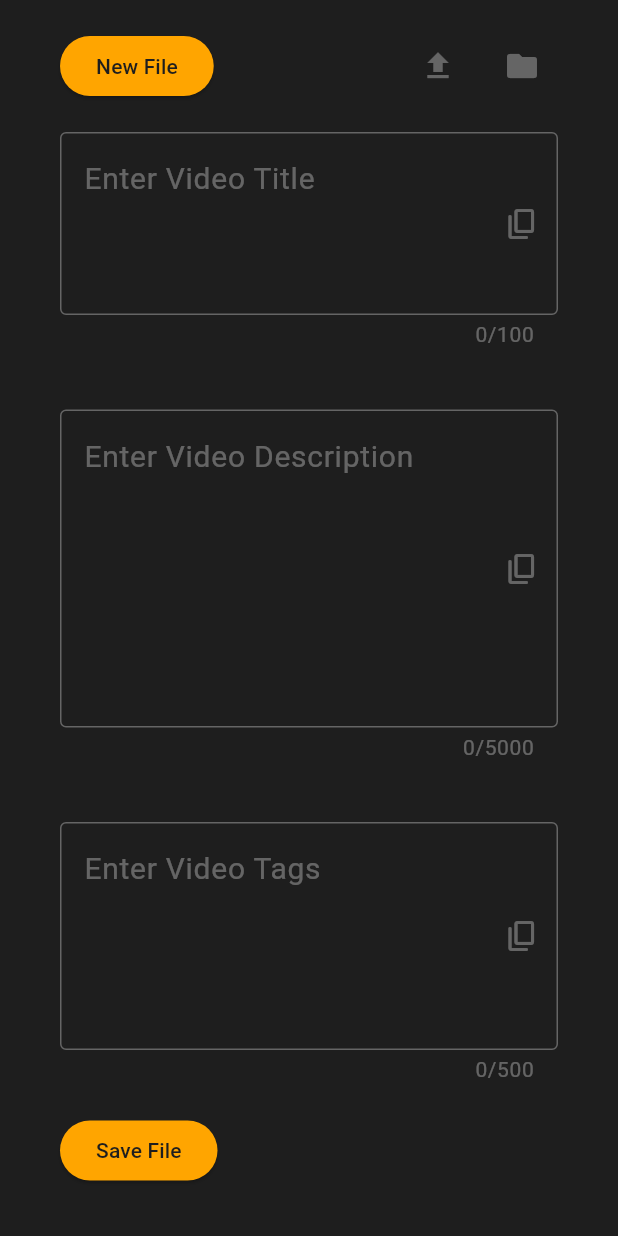
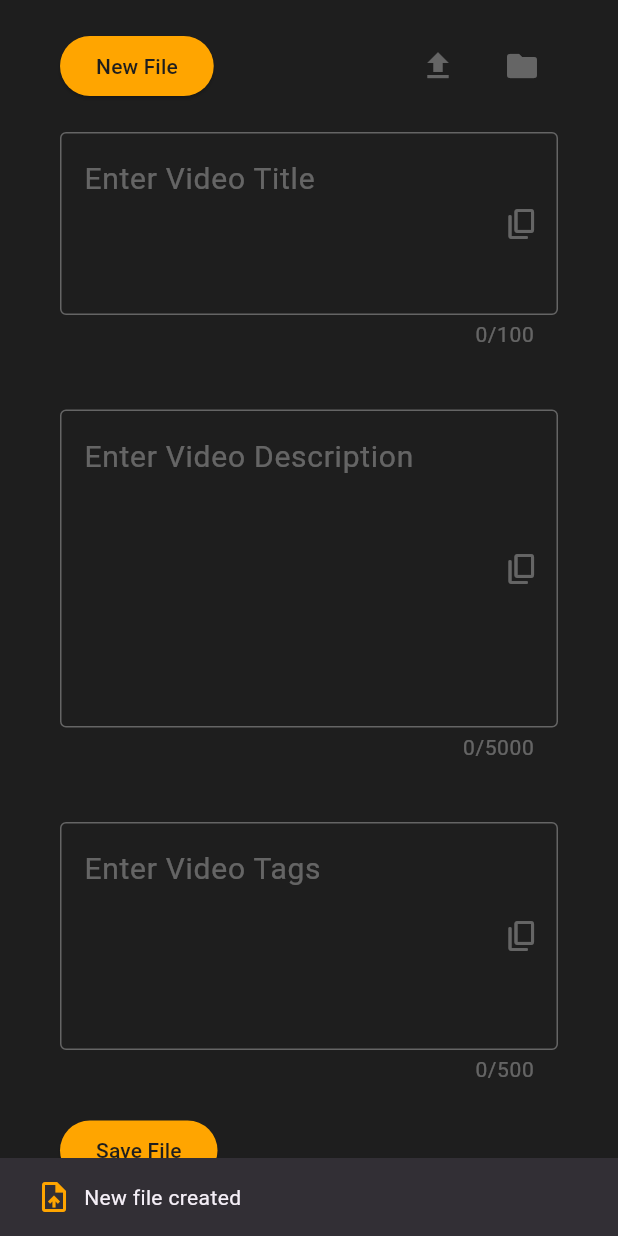
Before and after one commit to MuhamedUssama/metatube, a Flutter app: the screen it shows after launch, after a tap on "New File", on a phone screen of 412 x 824 dp. Run offline on Flutter 3.47's test engine with Material 3 defaults, Android fonts, the phone set to English and light mode, and no system bars; our stand-ins replace file_picker.

Commit message:
Adding create new file to our button in home screen

```diff
--- a/lib/screens/home_screen.dart
+++ b/lib/screens/home_screen.dart
@@ -72,7 +72,10 @@ class _HomeScreenState extends State<HomeScreen> {
             Row(
               mainAxisAlignment: MainAxisAlignment.spaceBetween,
               children: [
-                MainButton(text: "New File", onPressed: () {}),
+                MainButton(
+                  text: "New File",
+                  onPressed: () => fileService.newFile(context),
+                ),
                 Row(
                   children: [
                     IconButtonWidget(
```
